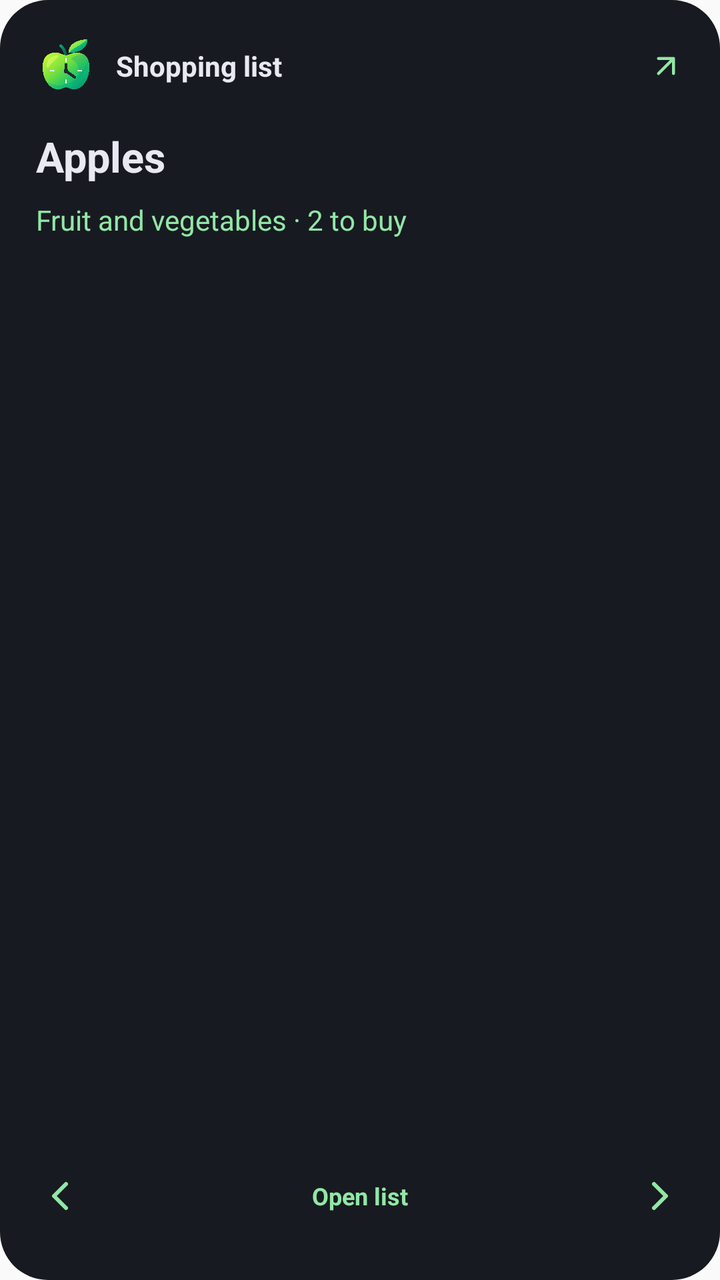
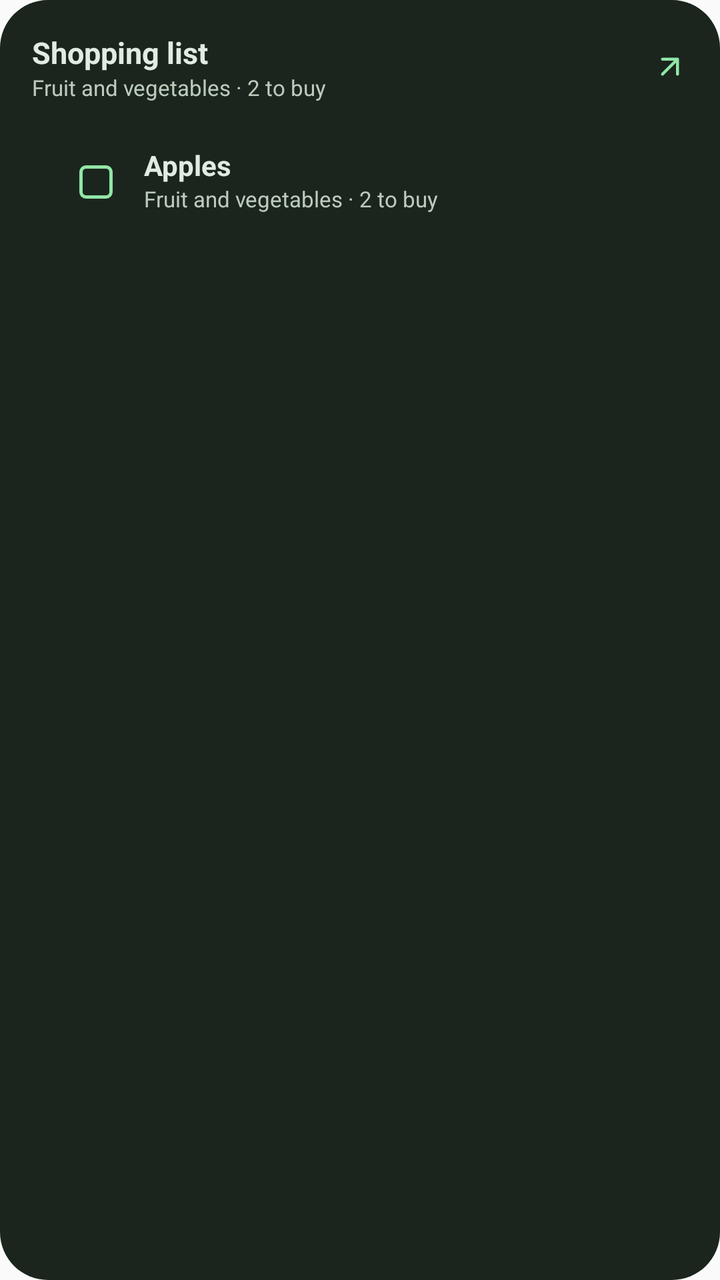

Two renders of the same Android screen: before a commit and after it. Below are the layout's source before the change and the commit's diff.
<!-- AndroidManifest.xml: application theme Theme.DietReminder -->
<!-- res/layout/widget_preview_shopping.xml -->
<?xml version="1.0" encoding="utf-8"?>
<LinearLayout xmlns:android="http://schemas.android.com/apk/res/android" android:layout_width="match_parent" android:layout_height="match_parent" android:minWidth="250dp" android:minHeight="200dp" android:orientation="vertical" android:padding="18dp" android:background="@drawable/widget_preview_background">
 <LinearLayout android:layout_width="match_parent" android:layout_height="wrap_content" android:gravity="center_vertical">
  <ImageView android:layout_width="30dp" android:layout_height="30dp" android:src="@drawable/brand_logo" android:importantForAccessibility="no" />
  <TextView android:layout_width="0dp" android:layout_weight="1" android:layout_height="wrap_content" android:layout_marginStart="10dp" android:text="@string/widget_shopping" android:textColor="#e9e9f2" android:textSize="14sp" android:textStyle="bold" />
  <ImageView android:layout_width="18dp" android:layout_height="18dp" android:src="@drawable/widget_open" android:importantForAccessibility="no" />
 </LinearLayout>
 <TextView android:layout_width="match_parent" android:layout_height="wrap_content" android:layout_marginTop="16dp" android:text="@string/widget_preview_food" android:textColor="#e9e9f2" android:textSize="21sp" android:textStyle="bold" />
 <TextView android:layout_width="match_parent" android:layout_height="wrap_content" android:layout_marginTop="8dp" android:text="@string/widget_preview_shopping_detail" android:textColor="#91e7a6" android:textSize="14sp" />
 <TextView android:layout_width="1dp" android:layout_height="0dp" android:layout_weight="1" />
 <LinearLayout android:layout_width="match_parent" android:layout_height="48dp" android:gravity="center_vertical">
  <ImageView android:layout_width="24dp" android:layout_height="24dp" android:src="@drawable/widget_previous" android:importantForAccessibility="no" />
  <TextView android:layout_width="0dp" android:layout_weight="1" android:layout_height="wrap_content" android:gravity="center" android:text="@string/widget_open_list" android:textColor="#91e7a6" android:textSize="12sp" android:textStyle="bold" />
  <ImageView android:layout_width="24dp" android:layout_height="24dp" android:src="@drawable/widget_next" android:importantForAccessibility="no" />
 </LinearLayout>
</LinearLayout>
<!-- resources referenced by this layout -->
<resources>
  <!-- drawable brand_logo: png bitmap (drawable-nodpi, 149677 bytes) -->
  <!-- drawable widget_next (drawable) -->
  <vector xmlns:android="http://schemas.android.com/apk/res/android" android:width="24dp" android:height="24dp" android:viewportWidth="24" android:viewportHeight="24"><path android:pathData="m9 18 6-6-6-6" android:strokeWidth="2" android:strokeColor="#91e7a6" android:fillColor="@android:color/transparent" android:strokeLineCap="round" android:strokeLineJoin="round" /></vector>
  <!-- drawable widget_open (drawable) -->
  <vector xmlns:android="http://schemas.android.com/apk/res/android" android:width="24dp" android:height="24dp" android:viewportWidth="24" android:viewportHeight="24"><path android:pathData="M7 17 17 7 M7 7h10v10" android:strokeWidth="2" android:strokeColor="#91e7a6" android:fillColor="@android:color/transparent" android:strokeLineCap="round" android:strokeLineJoin="round" /></vector>
  <!-- drawable widget_preview_background (drawable) -->
  <shape xmlns:android="http://schemas.android.com/apk/res/android"><solid android:color="#181a21"/><corners android:radius="24dp"/></shape>
  <!-- drawable widget_previous (drawable) -->
  <vector xmlns:android="http://schemas.android.com/apk/res/android" android:width="24dp" android:height="24dp" android:viewportWidth="24" android:viewportHeight="24"><path android:pathData="m15 18-6-6 6-6" android:strokeWidth="2" android:strokeColor="#91e7a6" android:fillColor="@android:color/transparent" android:strokeLineCap="round" android:strokeLineJoin="round" /></vector>
  <string name="widget_open_list">Open list</string>
  <string name="widget_preview_food">Apples</string>
  <string name="widget_preview_shopping_detail">Fruit and vegetables · 2 to buy</string>
  <string name="widget_shopping">Shopping list</string>
  <style name="Theme.DietReminder" parent="android:style/Theme.Material.Light.NoActionBar" />
</resources>

<!-- the commit's change to res/layout/widget_preview_shopping.xml (unified diff, before → after) -->
@@ -1,16 +1,17 @@
 <?xml version="1.0" encoding="utf-8"?>
-<LinearLayout xmlns:android="http://schemas.android.com/apk/res/android" android:layout_width="match_parent" android:layout_height="match_parent" android:minWidth="250dp" android:minHeight="200dp" android:orientation="vertical" android:padding="18dp" android:background="@drawable/widget_preview_background">
+<LinearLayout xmlns:android="http://schemas.android.com/apk/res/android" android:layout_width="match_parent" android:layout_height="match_parent" android:minWidth="250dp" android:minHeight="200dp" android:orientation="vertical" android:padding="16dp" android:background="@drawable/widget_preview_background">
  <LinearLayout android:layout_width="match_parent" android:layout_height="wrap_content" android:gravity="center_vertical">
-  <ImageView android:layout_width="30dp" android:layout_height="30dp" android:src="@drawable/brand_logo" android:importantForAccessibility="no" />
-  <TextView android:layout_width="0dp" android:layout_weight="1" android:layout_height="wrap_content" android:layout_marginStart="10dp" android:text="@string/widget_shopping" android:textColor="#e9e9f2" android:textSize="14sp" android:textStyle="bold" />
+  <LinearLayout android:layout_width="0dp" android:layout_weight="1" android:layout_height="wrap_content" android:orientation="vertical">
+   <TextView android:layout_width="match_parent" android:layout_height="wrap_content" android:text="@string/widget_shopping" android:textColor="#E2EBE2" android:textSize="15sp" android:textStyle="bold" />
+   <TextView android:layout_width="match_parent" android:layout_height="wrap_content" android:text="@string/widget_preview_shopping_detail" android:textColor="#BCCBBC" android:textSize="11sp" />
+  </LinearLayout>
   <ImageView android:layout_width="18dp" android:layout_height="18dp" android:src="@drawable/widget_open" android:importantForAccessibility="no" />
  </LinearLayout>
- <TextView android:layout_width="match_parent" android:layout_height="wrap_content" android:layout_marginTop="16dp" android:text="@string/widget_preview_food" android:textColor="#e9e9f2" android:textSize="21sp" android:textStyle="bold" />
- <TextView android:layout_width="match_parent" android:layout_height="wrap_content" android:layout_marginTop="8dp" android:text="@string/widget_preview_shopping_detail" android:textColor="#91e7a6" android:textSize="14sp" />
- <TextView android:layout_width="1dp" android:layout_height="0dp" android:layout_weight="1" />
- <LinearLayout android:layout_width="match_parent" android:layout_height="48dp" android:gravity="center_vertical">
-  <ImageView android:layout_width="24dp" android:layout_height="24dp" android:src="@drawable/widget_previous" android:importantForAccessibility="no" />
-  <TextView android:layout_width="0dp" android:layout_weight="1" android:layout_height="wrap_content" android:gravity="center" android:text="@string/widget_open_list" android:textColor="#91e7a6" android:textSize="12sp" android:textStyle="bold" />
-  <ImageView android:layout_width="24dp" android:layout_height="24dp" android:src="@drawable/widget_next" android:importantForAccessibility="no" />
+ <LinearLayout android:layout_width="match_parent" android:layout_height="0dp" android:layout_weight="1" android:layout_marginTop="8dp" android:padding="8dp" android:orientation="horizontal" android:gravity="top">
+  <ImageView android:layout_width="48dp" android:layout_height="48dp" android:padding="14dp" android:src="@drawable/widget_unchecked" android:importantForAccessibility="no" />
+  <LinearLayout android:layout_width="0dp" android:layout_weight="1" android:layout_height="wrap_content" android:paddingVertical="6dp" android:orientation="vertical">
+   <TextView android:layout_width="match_parent" android:layout_height="wrap_content" android:text="@string/widget_preview_food" android:textColor="#E2EBE2" android:textSize="14sp" android:textStyle="bold" />
+   <TextView android:layout_width="match_parent" android:layout_height="wrap_content" android:text="@string/widget_preview_shopping_detail" android:textColor="#BCCBBC" android:textSize="11sp" />
+  </LinearLayout>
  </LinearLayout>
 </LinearLayout>
<!-- resource entries referenced after the edit -->
@@ -1,15 +1,11 @@
 <!-- resources referenced by this layout -->
 <resources>
-  <!-- drawable brand_logo: png bitmap (drawable-nodpi, 149677 bytes) -->
-  <!-- drawable widget_next (drawable) -->
-  <vector xmlns:android="http://schemas.android.com/apk/res/android" android:width="24dp" android:height="24dp" android:viewportWidth="24" android:viewportHeight="24"><path android:pathData="m9 18 6-6-6-6" android:strokeWidth="2" android:strokeColor="#91e7a6" android:fillColor="@android:color/transparent" android:strokeLineCap="round" android:strokeLineJoin="round" /></vector>
   <!-- drawable widget_open (drawable) -->
   <vector xmlns:android="http://schemas.android.com/apk/res/android" android:width="24dp" android:height="24dp" android:viewportWidth="24" android:viewportHeight="24"><path android:pathData="M7 17 17 7 M7 7h10v10" android:strokeWidth="2" android:strokeColor="#91e7a6" android:fillColor="@android:color/transparent" android:strokeLineCap="round" android:strokeLineJoin="round" /></vector>
   <!-- drawable widget_preview_background (drawable) -->
-  <shape xmlns:android="http://schemas.android.com/apk/res/android"><solid android:color="#181a21"/><corners android:radius="24dp"/></shape>
-  <!-- drawable widget_previous (drawable) -->
-  <vector xmlns:android="http://schemas.android.com/apk/res/android" android:width="24dp" android:height="24dp" android:viewportWidth="24" android:viewportHeight="24"><path android:pathData="m15 18-6-6 6-6" android:strokeWidth="2" android:strokeColor="#91e7a6" android:fillColor="@android:color/transparent" android:strokeLineCap="round" android:strokeLineJoin="round" /></vector>
-  <string name="widget_open_list">Open list</string>
+  <shape xmlns:android="http://schemas.android.com/apk/res/android"><solid android:color="#1B251E"/><corners android:radius="24dp"/></shape>
+  <!-- drawable widget_unchecked (drawable) -->
+  <vector xmlns:android="http://schemas.android.com/apk/res/android" android:width="24dp" android:height="24dp" android:viewportWidth="24" android:viewportHeight="24"><path android:pathData="M6 3h12a3 3 0 0 1 3 3v12a3 3 0 0 1-3 3H6a3 3 0 0 1-3-3V6a3 3 0 0 1 3-3" android:strokeWidth="2" android:strokeColor="#91e7a6" android:fillColor="@android:color/transparent" android:strokeLineCap="round" android:strokeLineJoin="round" /></vector>
   <string name="widget_preview_food">Apples</string>
   <string name="widget_preview_shopping_detail">Fruit and vegetables · 2 to buy</string>
   <string name="widget_shopping">Shopping list</string>
